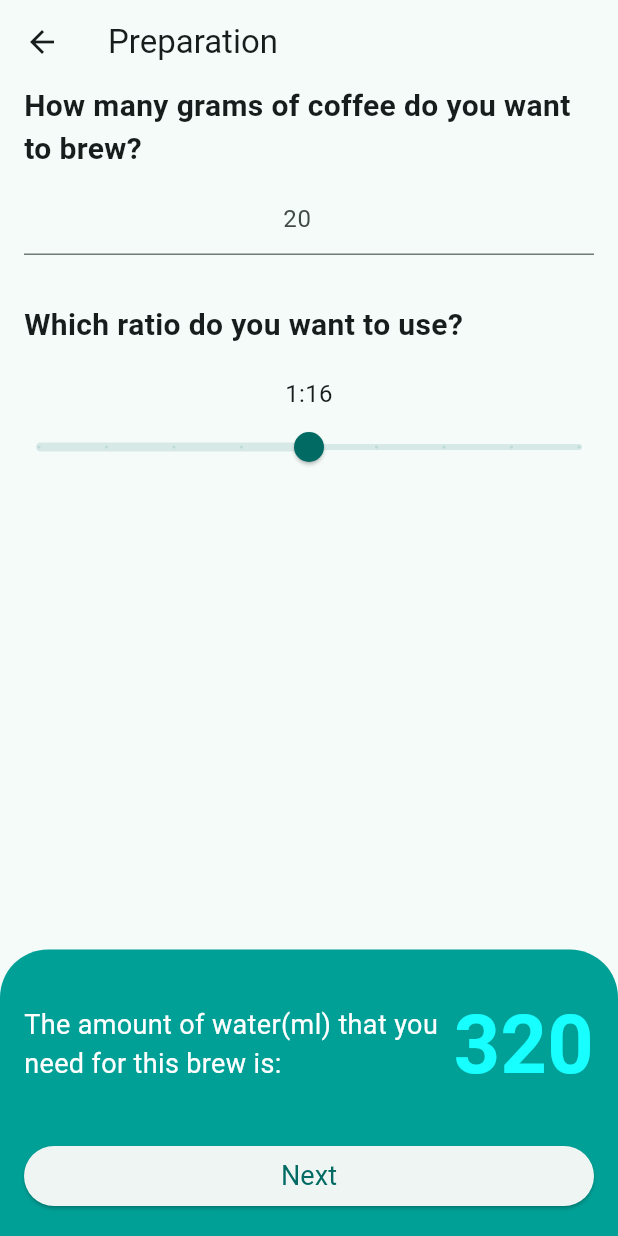
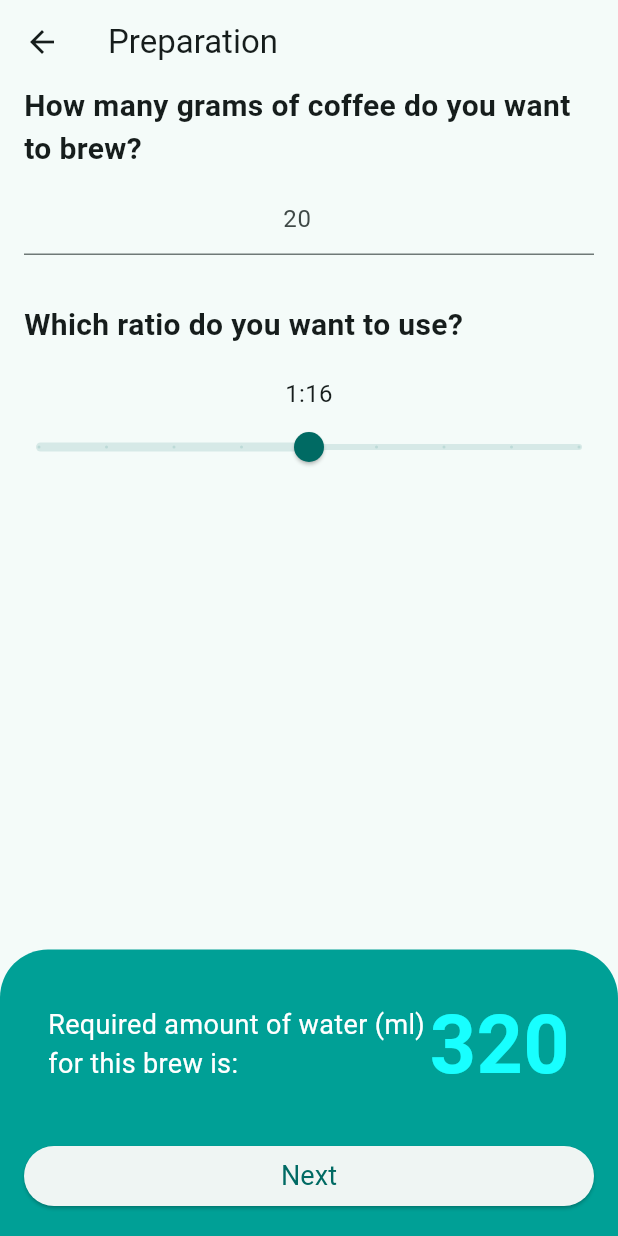
Before and after one commit to kimberllyflorez/caffeio-app, a Flutter app: the RatioPage screen opened by its route, on a phone screen of 412 x 824 dp. Run offline on Flutter 3.47's test engine with Material 2 defaults, Android fonts, the phone set to English and light mode, and no system bars; our stand-ins replace auto_route, equatable, flutter_secure_storage, get_it, rxdart, shared_preferences and 3 more; accounts and stored records are empty.

Commit message:
style: Update ui

```diff
--- a/lib/app/brew/ratio/ratio_page.dart
+++ b/lib/app/brew/ratio/ratio_page.dart
@@ -2,6 +2,7 @@ import 'package:auto_route/auto_route.dart';
 import 'package:caffeio/app/brew/ratio/ratio_vm.dart';
 import 'package:caffeio/app/mvvm/view_state.abs.dart';
 import 'package:caffeio/design_system/atoms/buttons/caffeio_button.dart';
+import 'package:caffeio/design_system/atoms/container/caffeio_bottom_container.dart';
 import 'package:caffeio/design_system/design_system.dart';
 import 'package:flutter/material.dart';
 import 'package:flutter/services.dart';
@@ -129,34 +130,29 @@ class _BottomSection extends StatelessWidget {
 
   @override
   Widget build(BuildContext context) {
-    return Container(
-      decoration: BoxDecoration(
-        borderRadius: BorderRadius.only(
-          topRight: Radius.circular(context.theme.spacing.l),
-          topLeft: Radius.circular(context.theme.spacing.l),
-        ),
-        color: context.theme.palette.blueScale.primaryColor,
-      ),
-      padding: context.theme.insets.xs.toHorizontal,
+    final theme = context.theme;
+    return CaffeioBottomContainer(
       child: Column(
         mainAxisSize: MainAxisSize.min,
         crossAxisAlignment: CrossAxisAlignment.center,
         children: [
-          SizedBox(height: context.theme.spacing.l),
-          Row(
+          SizedBox(height: theme.spacing.l),
+          Padding(
+            padding: theme.insets.xs.toHorizontal,
+            child: Row(
               crossAxisAlignment: CrossAxisAlignment.center,
               children: [
                 Flexible(
                   child: Text(
-                  "The amount of water(ml) that you need for this brew is:",
-                  style: context.theme.typo.subtitle.copyWith(
+                    "Required amount of water (ml) for this brew is:",
+                    style: theme.typo.subtitle.copyWith(
                       color: Colors.white,
                     ),
                   ),
                 ),
                 Text(
                   totalWater,
-                style: context.theme.typo.title.copyWith(
+                  style: theme.typo.title.copyWith(
                     color: Colors.cyanAccent,
                     fontSize: 54.0,
                     height: 0,
@@ -165,15 +161,16 @@ class _BottomSection extends StatelessWidget {
                 ),
               ],
             ),
-          SizedBox(height: context.theme.spacing.l),
+          ),
+          SizedBox(height: theme.spacing.l),
           SizedBox(
-            width: double.infinity,
+            width: double.maxFinite,
             child: CaffeioButton(
               text: 'Next',
               callback: onNextPageCallback,
             ),
           ),
-          SizedBox(height: context.theme.spacing.xs),
+          SizedBox(height: theme.spacing.xs),
         ],
       ),
     );
--- a/lib/app/brew/timer/timer_page.dart
+++ b/lib/app/brew/timer/timer_page.dart
@@ -99,7 +99,7 @@ class _TimerSection extends StatelessWidget {
           onTap: () {
             if (isRunning) {
               onPause();
-            } else if (isPaused) {
+            } else {
               onStart();
             }
           },
--- /dev/null
+++ b/lib/design_system/atoms/container/caffeio_bottom_container.dart
@@ -0,0 +1,27 @@
+import 'package:caffeio/design_system/design_system.dart';
+import 'package:flutter/material.dart';
+
+class CaffeioBottomContainer extends StatelessWidget {
+  final Widget child;
+
+  const CaffeioBottomContainer({
+    Key? key,
+    required this.child,
+  }) : super(key: key);
+
+  @override
+  Widget build(BuildContext context) {
+    final theme = context.theme;
+    return Container(
+      decoration: BoxDecoration(
+        borderRadius: BorderRadius.only(
+          topRight: Radius.circular(theme.spacing.l),
+          topLeft: Radius.circular(theme.spacing.l),
+        ),
+        color: theme.palette.blueScale.primaryColor,
+      ),
+      padding: theme.insets.xs.toHorizontal,
+      child: child,
+    );
+  }
+}
```
Also changed, not shown: lib/app/brew/methods_selection/method_selection_page.dart (+30 -17 lines). Lines whose indentation alone changed are shown as unchanged.
